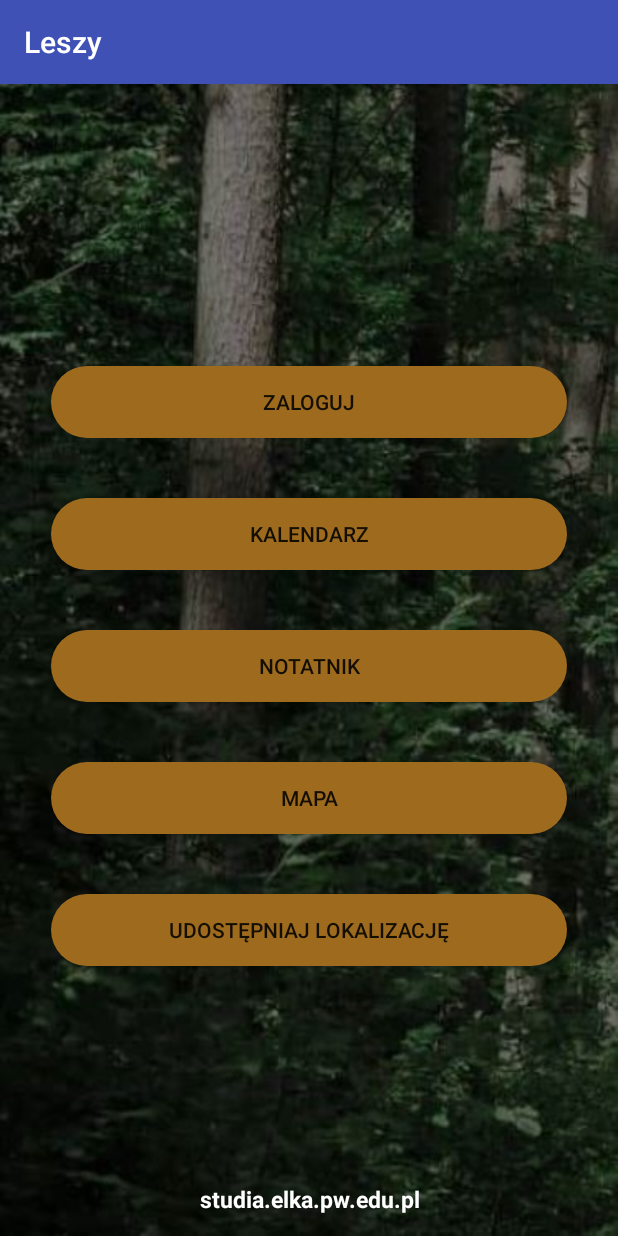
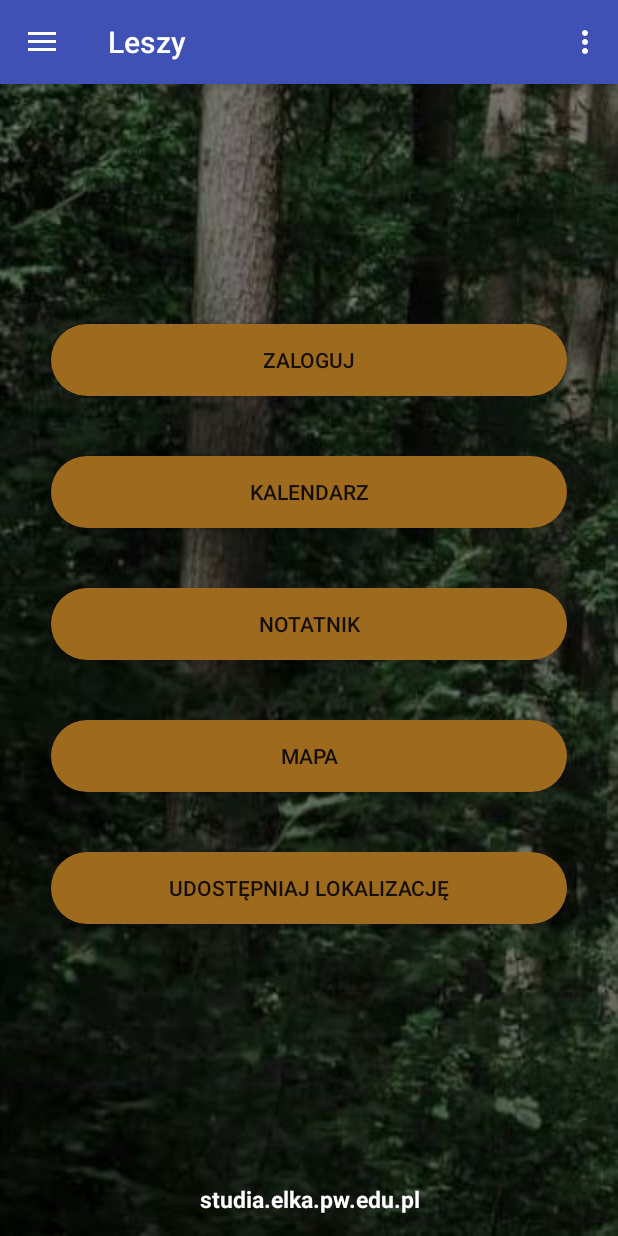
Before and after one commit to Akoszewski/Leszy, an Android app: the screen it shows after launch (MainActivity), on a phone screen of 412 x 824 dp. Run offline under Robolectric (Android 15) with nearby library versions, the phone set to English and light mode, and no system bars.

Commit message:
Podstawa drawera

```diff
--- a/app/src/main/java/com/example/user/Leszy/MainActivity.java
+++ b/app/src/main/java/com/example/user/Leszy/MainActivity.java
@@ -1,12 +1,20 @@
 package com.example.user.Leszy;
 
 import android.content.Intent;
+import android.support.design.widget.NavigationView;
+import android.support.v4.view.GravityCompat;
+import android.support.v4.widget.DrawerLayout;
+import android.support.v7.app.ActionBarDrawerToggle;
 import android.support.v7.app.AppCompatActivity;
 import android.os.Bundle;
+import android.support.v7.widget.Toolbar;
+import android.view.Menu;
+import android.view.MenuItem;
 import android.view.View;
 import android.widget.Button;
 
-public class MainActivity extends AppCompatActivity {
+public class MainActivity extends AppCompatActivity
+        implements NavigationView.OnNavigationItemSelectedListener{
 
     private static final String TAG = "MainActivity";
 
@@ -21,6 +29,18 @@
     protected void onCreate(Bundle saveInstanceState) {
         super.onCreate(saveInstanceState);
         setContentView(R.layout.activity_main);
+
+        Toolbar toolbar = (Toolbar) findViewById(R.id.toolbar);
+        setSupportActionBar(toolbar);
+
+        DrawerLayout drawer = (DrawerLayout) findViewById(R.id.drawer_layout);
+        ActionBarDrawerToggle toggle = new ActionBarDrawerToggle(
+                this, drawer, toolbar, R.string.navigation_drawer_open, R.string.navigation_drawer_close);
+        drawer.addDrawerListener(toggle);
+        toggle.syncState();
+
+        NavigationView navigationView = (NavigationView) findViewById(R.id.nav_view);
+        navigationView.setNavigationItemSelectedListener(this);
 
         btnSignInOut = findViewById(R.id.sign_inout_button);
         if (!AppData.isUserSignedIn) {
@@ -78,7 +98,6 @@
         startActivity(intent);
     }
 
-
     public void signInOut(View view) {
         if (!AppData.isUserSignedIn) {
             Intent intent = new Intent(MainActivity.this, LoginActivity.class);
@@ -98,4 +117,44 @@
             btnSignInOut.setText(R.string.sign_in);
         }
     }
+
+    //Drawer methods
+    @Override
+    public void onBackPressed() {
+        DrawerLayout drawer = (DrawerLayout) findViewById(R.id.drawer_layout);
+        if (drawer.isDrawerOpen(GravityCompat.START)) {
+            drawer.closeDrawer(GravityCompat.START);
+        } else {
+            super.onBackPressed();
+        }
+    }
+
+    @Override
+    public boolean onCreateOptionsMenu(Menu menu) {
+        getMenuInflater().inflate(R.menu.main, menu);
+        return true;
+    }
+
+    @Override
+    public boolean onNavigationItemSelected(MenuItem item) {
+        int id = item.getItemId();
+
+        if (id == R.id.nav_camera) {
+
+        } else if (id == R.id.nav_gallery) {
+
+        } else if (id == R.id.nav_slideshow) {
+
+        } else if (id == R.id.nav_manage) {
+
+        } else if (id == R.id.nav_share) {
+
+        } else if (id == R.id.nav_send) {
+
+        }
+
+        DrawerLayout drawer = (DrawerLayout) findViewById(R.id.drawer_layout);
+        drawer.closeDrawer(GravityCompat.START);
+        return true;
+    }
 }
--- /dev/null
+++ b/app/src/main/res/drawable/ic_menu_camera.xml
@@ -0,0 +1,12 @@
+<vector xmlns:android="http://schemas.android.com/apk/res/android"
+    android:width="24dp"
+    android:height="24dp"
+    android:viewportHeight="24.0"
+    android:viewportWidth="24.0">
+    <path
+        android:fillColor="#FF000000"
+        android:pathData="M12,12m-3.2,0a3.2,3.2 0,1 1,6.4 0a3.2,3.2 0,1 1,-6.4 0" />
+    <path
+        android:fillColor="#FF000000"
+        android:pathData="M9,2L7.17,4H4c-1.1,0 -2,0.9 -2,2v12c0,1.1 0.9,2 2,2h16c1.1,0 2,-0.9 2,-2V6c0,-1.1 -0.9,-2 -2,-2h-3.17L15,2H9zm3,15c-2.76,0 -5,-2.24 -5,-5s2.24,-5 5,-5 5,2.24 5,5 -2.24,5 -5,5z" />
+</vector>
--- /dev/null
+++ b/app/src/main/res/drawable/ic_menu_gallery.xml
@@ -0,0 +1,9 @@
+<vector xmlns:android="http://schemas.android.com/apk/res/android"
+    android:width="24dp"
+    android:height="24dp"
+    android:viewportHeight="24.0"
+    android:viewportWidth="24.0">
+    <path
+        android:fillColor="#FF000000"
+        android:pathData="M22,16V4c0,-1.1 -0.9,-2 -2,-2H8c-1.1,0 -2,0.9 -2,2v12c0,1.1 0.9,2 2,2h12c1.1,0 2,-0.9 2,-2zm-11,-4l2.03,2.71L16,11l4,5H8l3,-4zM2,6v14c0,1.1 0.9,2 2,2h14v-2H4V6H2z" />
+</vector>
--- /dev/null
+++ b/app/src/main/res/drawable/ic_menu_manage.xml
@@ -0,0 +1,9 @@
+<vector xmlns:android="http://schemas.android.com/apk/res/android"
+    android:width="24dp"
+    android:height="24dp"
+    android:viewportHeight="24.0"
+    android:viewportWidth="24.0">
+    <path
+        android:fillColor="#FF000000"
+        android:pathData="M22.7,19l-9.1,-9.1c0.9,-2.3 0.4,-5 -1.5,-6.9 -2,-2 -5,-2.4 -7.4,-1.3L9,6 6,9 1.6,4.7C0.4,7.1 0.9,10.1 2.9,12.1c1.9,1.9 4.6,2.4 6.9,1.5l9.1,9.1c0.4,0.4 1,0.4 1.4,0l2.3,-2.3c0.5,-0.4 0.5,-1.1 0.1,-1.4z" />
+</vector>
--- /dev/null
+++ b/app/src/main/res/drawable/ic_menu_send.xml
@@ -0,0 +1,9 @@
+<vector xmlns:android="http://schemas.android.com/apk/res/android"
+    android:width="24dp"
+    android:height="24dp"
+    android:viewportHeight="24.0"
+    android:viewportWidth="24.0">
+    <path
+        android:fillColor="#FF000000"
+        android:pathData="M2.01,21L23,12 2.01,3 2,10l15,2 -15,2z" />
+</vector>
--- /dev/null
+++ b/app/src/main/res/drawable/ic_menu_share.xml
@@ -0,0 +1,9 @@
+<vector xmlns:android="http://schemas.android.com/apk/res/android"
+    android:width="24dp"
+    android:height="24dp"
+    android:viewportHeight="24.0"
+    android:viewportWidth="24.0">
+    <path
+        android:fillColor="#FF000000"
+        android:pathData="M18,16.08c-0.76,0 -1.44,0.3 -1.96,0.77L8.91,12.7c0.05,-0.23 0.09,-0.46 0.09,-0.7s-0.04,-0.47 -0.09,-0.7l7.05,-4.11c0.54,0.5 1.25,0.81 2.04,0.81 1.66,0 3,-1.34 3,-3s-1.34,-3 -3,-3 -3,1.34 -3,3c0,0.24 0.04,0.47 0.09,0.7L8.04,9.81C7.5,9.31 6.79,9 6,9c-1.66,0 -3,1.34 -3,3s1.34,3 3,3c0.79,0 1.5,-0.31 2.04,-0.81l7.12,4.16c-0.05,0.21 -0.08,0.43 -0.08,0.65 0,1.61 1.31,2.92 2.92,2.92 1.61,0 2.92,-1.31 2.92,-2.92s-1.31,-2.92 -2.92,-2.92z" />
+</vector>
--- /dev/null
+++ b/app/src/main/res/drawable/ic_menu_slideshow.xml
@@ -0,0 +1,9 @@
+<vector xmlns:android="http://schemas.android.com/apk/res/android"
+    android:width="24dp"
+    android:height="24dp"
+    android:viewportHeight="24.0"
+    android:viewportWidth="24.0">
+    <path
+        android:fillColor="#FF000000"
+        android:pathData="M4,6H2v14c0,1.1 0.9,2 2,2h14v-2H4V6zm16,-4H8c-1.1,0 -2,0.9 -2,2v12c0,1.1 0.9,2 2,2h12c1.1,0 2,-0.9 2,-2V4c0,-1.1 -0.9,-2 -2,-2zm-8,12.5v-9l6,4.5 -6,4.5z" />
+</vector>
--- /dev/null
+++ b/app/src/main/res/drawable/side_nav_bar.xml
@@ -0,0 +1,9 @@
+<shape xmlns:android="http://schemas.android.com/apk/res/android"
+    android:shape="rectangle">
+    <gradient
+        android:angle="135"
+        android:centerColor="#009688"
+        android:endColor="#00695C"
+        android:startColor="#4DB6AC"
+        android:type="linear" />
+</shape>
--- a/app/src/main/res/layout/activity_main.xml
+++ b/app/src/main/res/layout/activity_main.xml
@@ -1,91 +1,45 @@
 <?xml version="1.0" encoding="utf-8"?>
-<android.support.constraint.ConstraintLayout xmlns:android="http://schemas.android.com/apk/res/android"
+<android.support.v4.widget.DrawerLayout xmlns:android="http://schemas.android.com/apk/res/android"
     xmlns:app="http://schemas.android.com/apk/res-auto"
     xmlns:tools="http://schemas.android.com/tools"
+    android:id="@+id/drawer_layout"
     android:layout_width="match_parent"
     android:layout_height="match_parent"
-    android:orientation="vertical"
-    android:background="@drawable/background_forest"
-    tools:context=".MainActivity"
-    tools:layout_editor_absoluteY="25dp"
-    android:padding="14dp">
+    android:fitsSystemWindows="true"
+    tools:openDrawer="start">
 
-    <LinearLayout
+    <android.support.design.widget.CoordinatorLayout xmlns:android="http://schemas.android.com/apk/res/android"
+        xmlns:app="http://schemas.android.com/apk/res-auto"
+        xmlns:tools="http://schemas.android.com/tools"
         android:layout_width="match_parent"
         android:layout_height="match_parent"
-        android:layout_marginBottom="8dp"
-        android:layout_marginTop="16dp"
-        android:gravity="center"
-        android:orientation="vertical"
-        app:layout_constraintBottom_toBottomOf="@+id/textView"
-        app:layout_constraintEnd_toEndOf="parent"
-        app:layout_constraintStart_toStartOf="parent"
-        app:layout_constraintTop_toTopOf="parent"
-        app:layout_constraintVertical_bias="0.0">
+        tools:context=".MainActivity">
 
-        <Button
-            android:id="@+id/sign_inout_button"
+        <android.support.design.widget.AppBarLayout
             android:layout_width="match_parent"
             android:layout_height="wrap_content"
-            android:layout_margin="20dp"
-            android:background="@drawable/rounded_button"
-            android:onClick="signInOut"
-            android:strokeColor="#FFFFFFFF"
-            android:strokeWidth="0.5"
-            android:text="@string/sign_in"
-            tools:layout_editor_absoluteX="0dp"
-            tools:layout_editor_absoluteY="0dp" />
+            android:theme="@style/AppTheme.AppBarOverlay">
 
-        <Button
-            android:id="@+id/gotocal"
-            android:layout_width="match_parent"
-            android:layout_height="wrap_content"
-            android:layout_margin="20dp"
-            android:background="@drawable/rounded_button"
-            android:text="Kalendarz"
-            app:layout_constraintRight_toRightOf="parent"
-            tools:layout_editor_absoluteY="0dp" />
+            <android.support.v7.widget.Toolbar
+                android:id="@+id/toolbar"
+                android:layout_width="match_parent"
+                android:layout_height="?attr/actionBarSize"
+                android:background="?attr/colorPrimary"
+                app:popupTheme="@style/AppTheme.PopupOverlay" />
 
-        <Button
-            android:id="@+id/gotonotes"
-            android:layout_width="match_parent"
-            android:layout_height="wrap_content"
-            android:layout_margin="20dp"
-            android:background="@drawable/rounded_button"
-            android:text="Notatnik"
-            tools:layout_editor_absoluteX="140dp"
-            tools:layout_editor_absoluteY="0dp" />
+        </android.support.design.widget.AppBarLayout>
 
-        <Button
-            android:id="@+id/gotomap"
-            android:layout_width="match_parent"
-            android:layout_height="wrap_content"
-            android:layout_margin="20dp"
-            android:background="@drawable/rounded_button"
-            android:onClick="map"
-            android:text="Mapa"
-            app:layout_constraintRight_toRightOf="parent"
-            tools:layout_editor_absoluteY="0dp" />
+        <include layout="@layout/content_main" />
 
-        <Button
-            android:id="@+id/start_service_button"
-            android:layout_width="match_parent"
-            android:layout_height="wrap_content"
-            android:layout_margin="20dp"
-            android:background="@drawable/rounded_button"
-            android:text="@string/share_location" />
+    </android.support.design.widget.CoordinatorLayout>
 
-    </LinearLayout>
+    <android.support.design.widget.NavigationView
+        android:id="@+id/nav_view"
+        android:layout_width="wrap_content"
+        android:layout_height="match_parent"
+        android:layout_gravity="start"
+        android:fitsSystemWindows="true"
+        app:headerLayout="@layout/nav_header_main"
+        app:menu="@menu/activity_main_drawer" />
 
-    <TextView
-        android:id="@+id/textView"
-        android:layout_width="fill_parent"
-        android:layout_height="fill_parent"
-        android:textColor="#FFFFFF"
-        android:gravity="bottom|center"
-        android:text="studia.elka.pw.edu.pl"
-        android:textAppearance="?android:attr/textAppearanceLarge"
-        android:textSize="15sp"
-        android:textStyle="bold" />
-
-</android.support.constraint.ConstraintLayout>
+</android.support.v4.widget.DrawerLayout>
--- /dev/null
+++ b/app/src/main/res/layout/content_main.xml
@@ -0,0 +1,91 @@
+<?xml version="1.0" encoding="utf-8"?>
+<android.support.constraint.ConstraintLayout xmlns:android="http://schemas.android.com/apk/res/android"
+    xmlns:app="http://schemas.android.com/apk/res-auto"
+    xmlns:tools="http://schemas.android.com/tools"
+    android:layout_width="match_parent"
+    android:layout_height="match_parent"
+    android:orientation="vertical"
+    android:background="@drawable/background_forest"
+    tools:context=".MainActivity"
+    tools:layout_editor_absoluteY="25dp"
+    android:padding="14dp">
+
+    <LinearLayout
+        android:layout_width="match_parent"
+        android:layout_height="match_parent"
+        android:layout_marginBottom="8dp"
+        android:layout_marginTop="16dp"
+        android:gravity="center"
+        android:orientation="vertical"
+        app:layout_constraintBottom_toBottomOf="@+id/textView"
+        app:layout_constraintEnd_toEndOf="parent"
+        app:layout_constraintStart_toStartOf="parent"
+        app:layout_constraintTop_toTopOf="parent"
+        app:layout_constraintVertical_bias="0.0">
+
+        <Button
+            android:id="@+id/sign_inout_button"
+            android:layout_width="match_parent"
+            android:layout_height="wrap_content"
+            android:layout_margin="20dp"
+            android:background="@drawable/rounded_button"
+            android:onClick="signInOut"
+            android:strokeColor="#FFFFFFFF"
+            android:strokeWidth="0.5"
+            android:text="@string/sign_in"
+            tools:layout_editor_absoluteX="0dp"
+            tools:layout_editor_absoluteY="0dp" />
+
+        <Button
+            android:id="@+id/gotocal"
+            android:layout_width="match_parent"
+            android:layout_height="wrap_content"
+            android:layout_margin="20dp"
+            android:background="@drawable/rounded_button"
+            android:text="Kalendarz"
+            app:layout_constraintRight_toRightOf="parent"
+            tools:layout_editor_absoluteY="0dp" />
+
+        <Button
+            android:id="@+id/gotonotes"
+            android:layout_width="match_parent"
+            android:layout_height="wrap_content"
+            android:layout_margin="20dp"
+            android:background="@drawable/rounded_button"
+            android:text="Notatnik"
+            tools:layout_editor_absoluteX="140dp"
+            tools:layout_editor_absoluteY="0dp" />
+
+        <Button
+            android:id="@+id/gotomap"
+            android:layout_width="match_parent"
+            android:layout_height="wrap_content"
+            android:layout_margin="20dp"
+            android:background="@drawable/rounded_button"
+            android:onClick="map"
+            android:text="Mapa"
+            app:layout_constraintRight_toRightOf="parent"
+            tools:layout_editor_absoluteY="0dp" />
+
+        <Button
+            android:id="@+id/start_service_button"
+            android:layout_width="match_parent"
+            android:layout_height="wrap_content"
+            android:layout_margin="20dp"
+            android:background="@drawable/rounded_button"
+            android:text="@string/share_location" />
+
+    </LinearLayout>
+
+    <TextView
+        android:id="@+id/textView"
+        android:layout_width="fill_parent"
+        android:layout_height="fill_parent"
+        android:textColor="#FFFFFF"
+        android:gravity="bottom|center"
+        android:text="studia.elka.pw.edu.pl"
+        android:textAppearance="?android:attr/textAppearanceLarge"
+        android:textSize="15sp"
+        android:textStyle="bold" />
+
+</android.support.constraint.ConstraintLayout>
--- /dev/null
+++ b/app/src/main/res/layout/nav_header_main.xml
@@ -0,0 +1,35 @@
+<?xml version="1.0" encoding="utf-8"?>
+<LinearLayout xmlns:android="http://schemas.android.com/apk/res/android"
+    xmlns:app="http://schemas.android.com/apk/res-auto"
+    android:layout_width="match_parent"
+    android:layout_height="@dimen/nav_header_height"
+    android:background="@drawable/side_nav_bar"
+    android:gravity="bottom"
+    android:orientation="vertical"
+    android:paddingBottom="@dimen/activity_vertical_margin"
+    android:paddingLeft="@dimen/activity_horizontal_margin"
+    android:paddingRight="@dimen/activity_horizontal_margin"
+    android:paddingTop="@dimen/activity_vertical_margin"
+    android:theme="@style/ThemeOverlay.AppCompat.Dark">
+
+    <ImageView
+        android:id="@+id/imageView"
+        android:layout_width="wrap_content"
+        android:layout_height="wrap_content"
+        android:paddingTop="@dimen/nav_header_vertical_spacing"
+        app:srcCompat="@mipmap/ic_launcher_round" />
+
+    <TextView
+        android:layout_width="match_parent"
+        android:layout_height="wrap_content"
+        android:paddingTop="@dimen/nav_header_vertical_spacing"
+        android:text="@string/nav_header_title"
+        android:textAppearance="@style/TextAppearance.AppCompat.Body1" />
+
+    <TextView
+        android:id="@+id/textView"
+        android:layout_width="wrap_content"
+        android:layout_height="wrap_content"
+        android:text="@string/nav_header_subtitle" />
+
+</LinearLayout>
--- /dev/null
+++ b/app/src/main/res/menu/activity_main_drawer.xml
@@ -0,0 +1,38 @@
+<?xml version="1.0" encoding="utf-8"?>
+<menu xmlns:android="http://schemas.android.com/apk/res/android"
+    xmlns:tools="http://schemas.android.com/tools"
+    tools:showIn="navigation_view">
+
+    <group android:checkableBehavior="single">
+        <item
+            android:id="@+id/nav_camera"
+            android:icon="@drawable/ic_menu_camera"
+            android:title="Import" />
+        <item
+            android:id="@+id/nav_gallery"
+            android:icon="@drawable/ic_menu_gallery"
+            android:title="Gallery" />
+        <item
+            android:id="@+id/nav_slideshow"
+            android:icon="@drawable/ic_menu_slideshow"
+            android:title="Slideshow" />
+        <item
+            android:id="@+id/nav_manage"
+            android:icon="@drawable/ic_menu_manage"
+            android:title="Tools" />
+    </group>
+
+    <item android:title="Communicate">
+        <menu>
+            <item
+                android:id="@+id/nav_share"
+                android:icon="@drawable/ic_menu_share"
+                android:title="Share" />
+            <item
+                android:id="@+id/nav_send"
+                android:icon="@drawable/ic_menu_send"
+                android:title="Send" />
+        </menu>
+    </item>
+
+</menu>
--- /dev/null
+++ b/app/src/main/res/menu/main.xml
@@ -0,0 +1,9 @@
+<?xml version="1.0" encoding="utf-8"?>
+<menu xmlns:android="http://schemas.android.com/apk/res/android"
+    xmlns:app="http://schemas.android.com/apk/res-auto">
+    <item
+        android:id="@+id/action_settings"
+        android:orderInCategory="100"
+        android:title="@string/action_settings"
+        app:showAsAction="never" />
+</menu>
--- /dev/null
+++ b/app/src/main/res/values/dimens.xml
@@ -0,0 +1,8 @@
+<resources>
+    <!-- Default screen margins, per the Android Design guidelines. -->
+    <dimen name="activity_horizontal_margin">16dp</dimen>
+    <dimen name="activity_vertical_margin">16dp</dimen>
+    <dimen name="nav_header_vertical_spacing">8dp</dimen>
+    <dimen name="nav_header_height">176dp</dimen>
+    <dimen name="fab_margin">16dp</dimen>
+</resources>
--- a/app/src/main/res/values/strings.xml
+++ b/app/src/main/res/values/strings.xml
@@ -1,9 +1,13 @@
 <resources>
-    <string name="app_name">My 1st  Application</string>
+    <string name="app_name">Leszy</string>
     <string name="title_activity_note_select">NoteSelect</string>
     <string name="sign_in">Zaloguj</string>
     <string name="sign_out">Wyloguj</string>
     <string name="share_location">Udostępniaj lokalizację</string>
     <string name="stop_sharing_location">Zatrzymaj udostępnianie lokalizacji</string>
-    <string name="action_settings">List Notes</string>
+    <string name="action_settings">Ustawienia</string>
+    <string name="navigation_drawer_open">Open navigation drawer</string>
+    <string name="navigation_drawer_close">Close navigation drawer</string>
+    <string name="nav_header_title">Jan Jasionek</string>
+    <string name="nav_header_subtitle">elkatosyf@maciej.kom</string>
 </resources>
--- a/app/src/main/res/values/styles.xml
+++ b/app/src/main/res/values/styles.xml
@@ -1,11 +1,20 @@
 <resources>
 
     <!-- Base application theme. -->
-    <style name="AppTheme" parent="Base.Theme.AppCompat.Light.DarkActionBar">
+    <style name="AppTheme" parent="Theme.AppCompat.Light.NoActionBar">
         <!-- Customize your theme here. -->
         <item name="colorPrimary">@color/colorPrimary</item>
         <item name="colorPrimaryDark">@color/colorPrimaryDark</item>
         <item name="colorAccent">@color/colorAccent</item>
     </style>
 
+    <style name="AppTheme.DarkActionBar">
+        <item name="windowActionBar">false</item>
+        <item name="windowNoTitle">true</item>
+    </style>
+
+    <style name="AppTheme.AppBarOverlay" parent="ThemeOverlay.AppCompat.Dark.ActionBar" />
+
+    <style name="AppTheme.PopupOverlay" parent="ThemeOverlay.AppCompat.Light" />
+
 </resources>
```
Also changed, not shown: app/src/main/res/drawable/jasiu.jpg (added).
